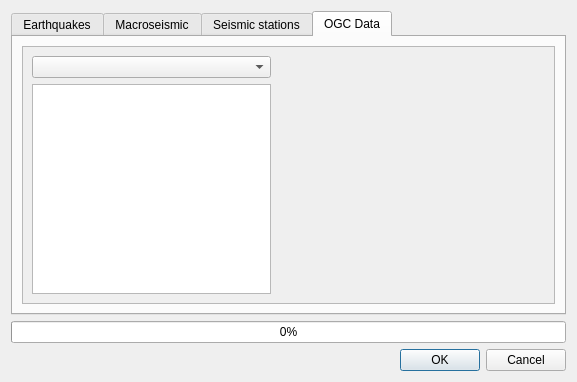
Before: the Qt Designer form qquake/qquake_dialog_base.ui in INGV/qquake, drawn with Qt 5.
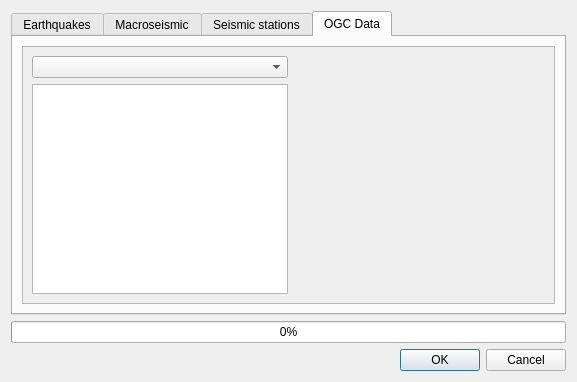
After: the same form once the commit is applied. The open tabs and pages were chosen to show the change.

Commit message: Hookup functional OGC services tab

What changed in the file:
```diff
--- a/qquake/qquake_dialog_base.ui
+++ b/qquake/qquake_dialog_base.ui
@@ -206,23 +206,10 @@
             <height>245</height>
            </rect>
           </property>
-          <layout class="QGridLayout" name="gridLayout_4">
+          <layout class="QGridLayout" name="gridLayout_4" columnstretch="0,1">
            <item row="0" column="0">
             <widget class="QComboBox" name="ogc_combo"/>
            </item>
-           <item row="0" column="1">
-            <spacer name="horizontalSpacer">
-             <property name="orientation">
-              <enum>Qt::Horizontal</enum>
-             </property>
-             <property name="sizeHint" stdset="0">
-              <size>
-               <width>290</width>
-               <height>17</height>
-              </size>
-             </property>
-            </spacer>
-           </item>
            <item row="1" column="0">
             <widget class="QListWidget" name="ogc_list"/>
            </item>
```
Left out of the diff: 5 changed lines with no effect on the pictures. The commit also changes 3 other files.
